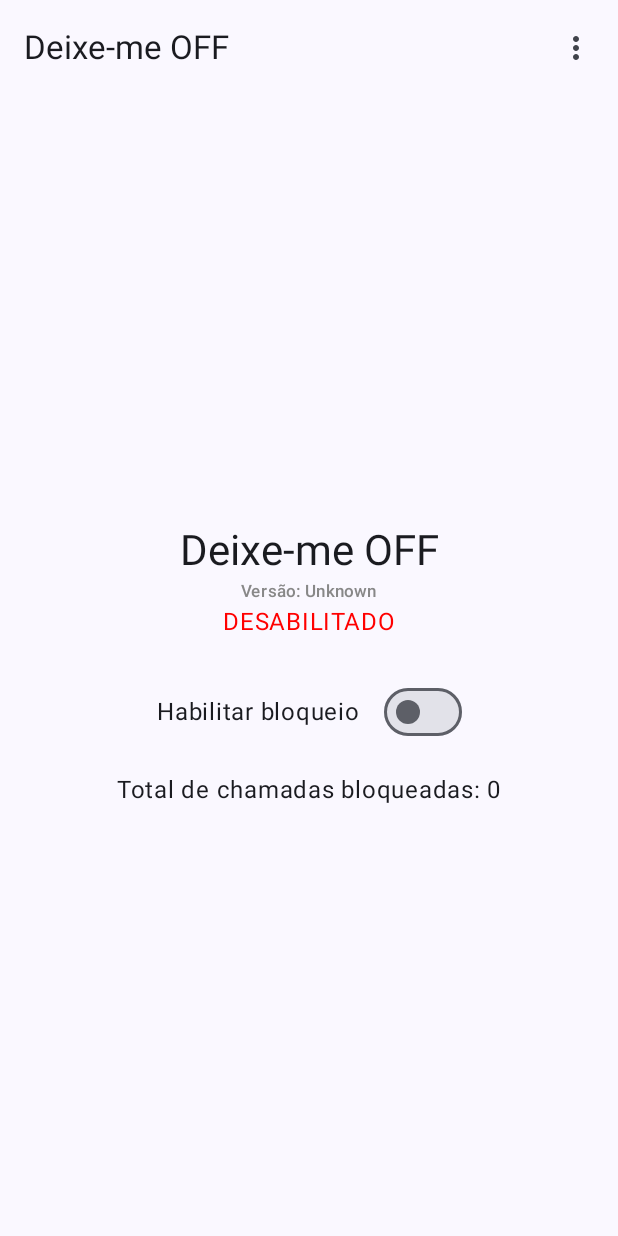
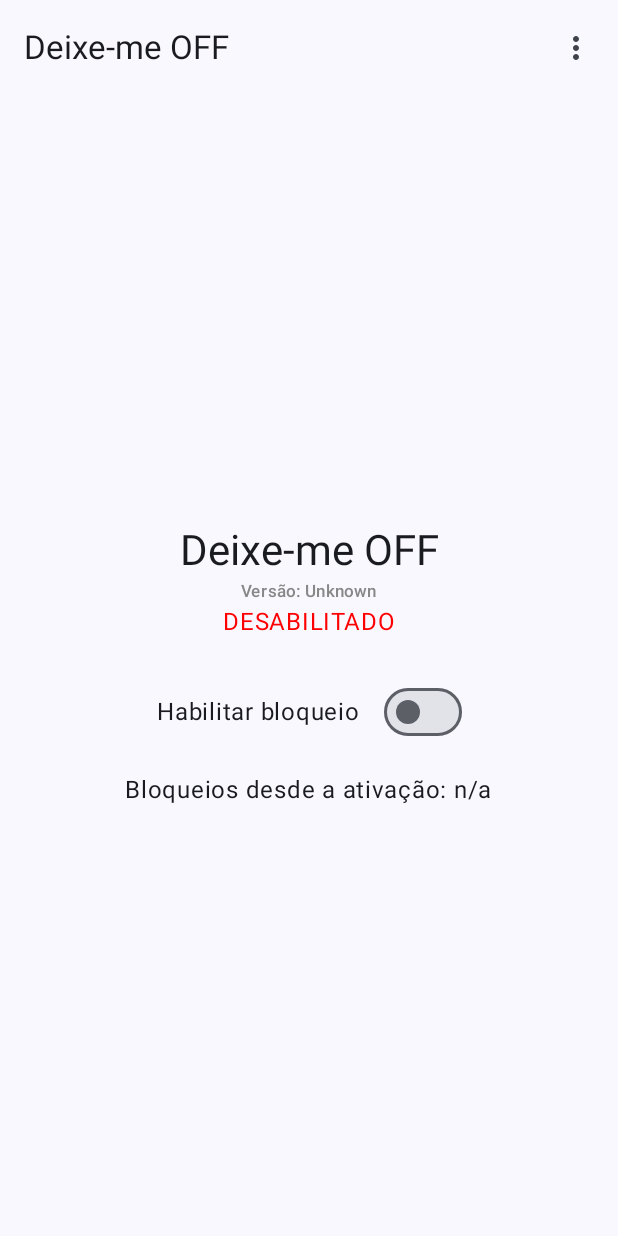
Before and after one commit to douglasjfm/dmoff, an Android app built with Jetpack Compose: the screen it shows after launch (MainActivity), on a phone screen of 412 x 824 dp. Run offline under Robolectric (Android 15) with nearby library versions, the phone set to English and light mode, and no system bars.

Commit message:
logica contador revista.

```diff
--- a/app/src/main/java/douglasltda/dev/offcalls/MainActivity.kt
+++ b/app/src/main/java/douglasltda/dev/offcalls/MainActivity.kt
@@ -160,11 +160,13 @@ class MainActivity : AppCompatActivity() {
                         } else {
                             isBlockerEnabled = false
                             prefs.edit().putBoolean("blocker_enabled", false).apply()
+                            prefs.edit().putInt("blocker_counter", 0).apply()
                         }
                     }
                 )
             }
-            Text("Total de chamadas bloqueadas: $iCounter", modifier = Modifier.padding(top = 16.dp))
+            if (isBlockerEnabled) Text("Bloqueios desde a ativação: $iCounter", modifier = Modifier.padding(top = 16.dp))
+            else Text("Bloqueios desde a ativação: n/a", modifier = Modifier.padding(top = 16.dp))
         }
     }
 
@@ -210,7 +212,7 @@ class MainActivity : AppCompatActivity() {
     @Composable
     fun HistoryScreen() {
         val blockedCalls = remember { getBlockedCallsFromLog() }
-        val limit = prefs.getInt("blocker_counter", 0)
+        val limit = blockedCalls.size
 
         Column(modifier = Modifier.fillMaxSize().padding(16.dp)) {
             Text("Registro de chamadas bloqueadas", style = MaterialTheme.typography.titleLarge)
```
